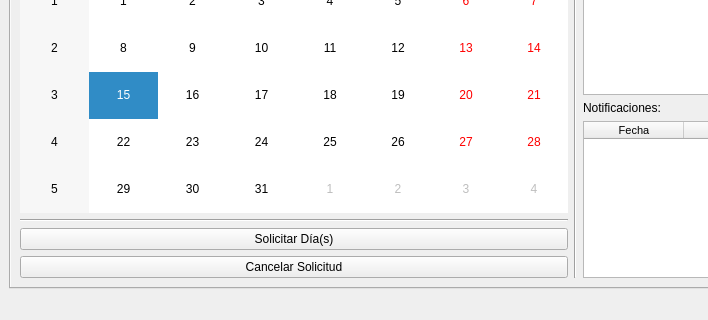
First picture: the form in windows/EmployeeWindow.ui, repository santichialvo/holidaysAdministrator, before the edit; both pictures show x 0 to 708 and y 195 to 515 of the 1150 by 515 pixel window.
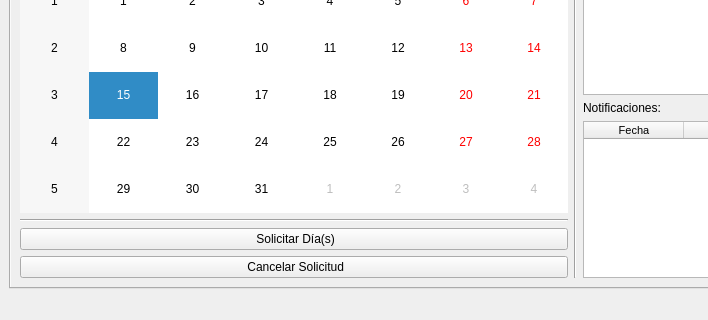
Second picture: the form after the edit. Icons and pictures are not drawn.

```diff
--- a/windows/EmployeeWindow.ui
+++ b/windows/EmployeeWindow.ui
@@ -123,7 +123,7 @@
           <item row="2" column="0">
            <widget class="QPushButton" name="button_cancelRequest">
             <property name="text">
-             <string>Cancelar Solicitud</string>
+             <string> Cancelar Solicitud</string>
             </property>
             <property name="icon">
              <iconset resource="../images/Resource_ha.qrc">
@@ -134,7 +134,7 @@
           <item row="1" column="0">
            <widget class="QPushButton" name="button_dayRequest">
             <property name="text">
-             <string>Solicitar Día(s)</string>
+             <string> Solicitar Día(s)</string>
             </property>
             <property name="icon">
              <iconset resource="../images/Resource_ha.qrc">
```
Left out of the diff: 8 changed lines with no effect on the pictures.
